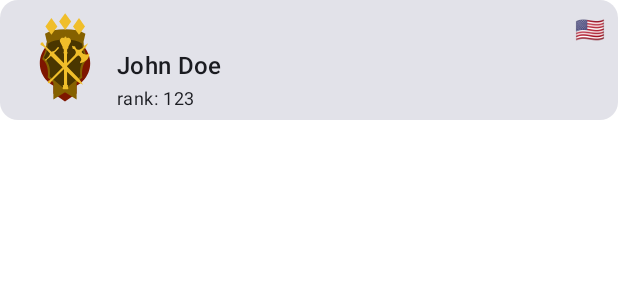
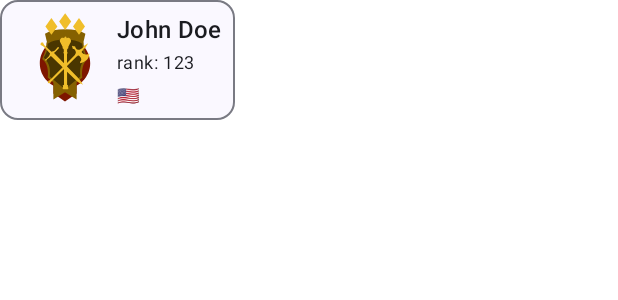
Before and after one commit to fexapk/aoe-lookup, an Android app built with Jetpack Compose: the @Preview function PlayerCardPreview, on a phone screen of 412 x 824 dp. Shown: the top 300 px of the screen. Run offline under Robolectric (Android 15) with nearby library versions, the phone set to English and light mode, and no system bars; our stand-ins replace accompanist.

Commit message:
All intended changes to for UI light theme have been made, including setting the status bar color

```diff
--- a/app/src/main/AndroidManifest.xml
+++ b/app/src/main/AndroidManifest.xml
@@ -17,7 +17,6 @@
         <activity
             android:name=".MainActivity"
             android:exported="true"
-            android:label="@string/app_name"
             android:theme="@style/Theme.AoeLookUp">
             <intent-filter>
                 <action android:name="android.intent.action.MAIN" />
--- a/app/src/main/java/com/fexapk/aoelookup/screens/PlayerComposables.kt
+++ b/app/src/main/java/com/fexapk/aoelookup/screens/PlayerComposables.kt
@@ -12,16 +12,18 @@ import androidx.compose.foundation.layout.padding
 import androidx.compose.foundation.layout.size
 import androidx.compose.foundation.lazy.LazyColumn
 import androidx.compose.foundation.lazy.items
-import androidx.compose.material3.Card
 import androidx.compose.material3.MaterialTheme
+import androidx.compose.material3.OutlinedCard
 import androidx.compose.material3.Text
 import androidx.compose.runtime.Composable
 import androidx.compose.ui.Alignment
 import androidx.compose.ui.Modifier
+import androidx.compose.ui.res.dimensionResource
 import androidx.compose.ui.res.painterResource
 import androidx.compose.ui.res.stringResource
 import androidx.compose.ui.tooling.preview.Preview
 import androidx.compose.ui.unit.dp
+import androidx.compose.ui.unit.sp
 import com.fexapk.aoelookup.R
 import com.fexapk.aoelookup.data.RankDrawable
 import com.fexapk.aoelookup.model.Leaderboards
@@ -35,17 +37,16 @@ fun PlayerCard(
     modifier: Modifier = Modifier
 ) {
 
-    val unranked = "unranked"
-    val rankLevel: String = player.leaderboards.rmSolo?.rankLevel ?: unranked
+    val rankLevel: String = player.leaderboards.rmSolo?.rankLevel ?: "unranked"
 
-    Card(
+    OutlinedCard(
         modifier = Modifier.height(80.dp)
     ) {
         Row(
             verticalAlignment = Alignment.CenterVertically,
             modifier = modifier
         ) {
-            if (rankLevel == unranked) {
+            if (rankLevel == "unranked") {
                 Image(
                     painter = painterResource(id = R.drawable.no_rank),
                     contentDescription = null,
@@ -79,25 +80,22 @@ fun PlayerInformation(
     val rank = player.leaderboards.rmSolo?.rank ?: 0
 
     Column(
-        verticalArrangement = Arrangement.Top,
+        verticalArrangement = Arrangement.Center,
         modifier = modifier
     ) {
-        Row(
-            horizontalArrangement = Arrangement.End,
-            modifier = Modifier.fillMaxWidth()
-        ) {
-            Text(
-                text = isoCountryCodeToEmojiFlag(player.country)
-            )
-        }
         Text(
             text = player.name,
             style = MaterialTheme.typography.titleMedium
         )
-        Spacer(modifier = Modifier.height(2.dp))
+        Spacer(modifier = Modifier.height(dimensionResource(id = R.dimen.small_spacer_height)))
         Text(
             text = stringResource(id = R.string.player_rank, rank),
             style = MaterialTheme.typography.bodySmall
+        )
+        Spacer(modifier = Modifier.height(dimensionResource(id = R.dimen.small_spacer_height)))
+        Text(
+            text = isoCountryCodeToEmojiFlag(player.country),
+            fontSize = 12.sp
         )
     }
 }
@@ -108,7 +106,8 @@ fun PlayerList(players: List<Player>?, modifier: Modifier = Modifier) {
         NoPlayersFoundBox(Modifier.fillMaxSize())
     } else {
         LazyColumn(
-            verticalArrangement = Arrangement.spacedBy(4.dp),
+            verticalArrangement = Arrangement
+                .spacedBy(dimensionResource(id = R.dimen.player_list_spacing)),
             modifier = modifier
         ) {
             items(players) { player ->
@@ -116,7 +115,7 @@ fun PlayerList(players: List<Player>?, modifier: Modifier = Modifier) {
                     player = player,
                     modifier = Modifier
                         .fillMaxWidth()
-                        .padding(8.dp)
+                        .padding(dimensionResource(id = R.dimen.medium_card_padding))
                 )
             }
         }
--- a/app/src/main/java/com/fexapk/aoelookup/ui/theme/Theme.kt
+++ b/app/src/main/java/com/fexapk/aoelookup/ui/theme/Theme.kt
@@ -1,6 +1,5 @@
 package com.fexapk.aoelookup.ui.theme
 
-import android.app.Activity
 import android.os.Build
 import androidx.compose.foundation.isSystemInDarkTheme
 import androidx.compose.material3.MaterialTheme
@@ -9,16 +8,21 @@ import androidx.compose.material3.dynamicDarkColorScheme
 import androidx.compose.material3.dynamicLightColorScheme
 import androidx.compose.material3.lightColorScheme
 import androidx.compose.runtime.Composable
-import androidx.compose.runtime.SideEffect
-import androidx.compose.ui.graphics.toArgb
+import androidx.compose.ui.graphics.Color
 import androidx.compose.ui.platform.LocalContext
-import androidx.compose.ui.platform.LocalView
-import androidx.core.view.WindowCompat
+import com.google.accompanist.systemuicontroller.rememberSystemUiController
 
 private val DarkColorScheme = darkColorScheme(
-    primary = Gray42,
-    secondary = Gray33,
-    tertiary = Gray21
+    primary = lightPrimary,
+    secondary = lightSecondary,
+    tertiary = lightTertiary,
+    error = lightError,
+    onPrimary = lightOnPrimary,
+    onSecondary = lightOnSecondary,
+    onTertiary = lightOnTertiary,
+    surface = lightSurface,
+    onSurface = lightOnSurface,
+    surfaceVariant = lightSurfaceVariant
 )
 
 private val LightColorScheme = lightColorScheme(
@@ -53,13 +57,13 @@ fun AoeLookUpTheme(
         darkTheme -> DarkColorScheme
         else -> LightColorScheme
     }
-    val view = LocalView.current
-    if (!view.isInEditMode) {
-        SideEffect {
-            val window = (view.context as Activity).window
-            window.statusBarColor = colorScheme.primary.toArgb()
-            WindowCompat.getInsetsController(window, view).isAppearanceLightStatusBars = darkTheme
-        }
+
+    // Meine
+    val systemUiController = rememberSystemUiController()
+    if (darkTheme) {
+       systemUiController.setStatusBarColor(Color.Black)
+    } else {
+        systemUiController.setStatusBarColor(lightSurface)
     }
 
     MaterialTheme(
--- a/app/src/main/res/values/colors.xml
+++ b/app/src/main/res/values/colors.xml
@@ -8,4 +8,5 @@
     <color name="teal_700">#FF018786</color>
     <color name="black">#FF000000</color>
     <color name="white">#FFFFFFFF</color>
+    <color name="status_bar_color">#FFADB5BD</color>
 </resources>
--- /dev/null
+++ b/app/src/main/res/values/dimens.xml
@@ -0,0 +1,6 @@
+<?xml version="1.0" encoding="utf-8"?>
+<resources>
+    <dimen name="small_spacer_height">2dp</dimen>
+    <dimen name="medium_card_padding">8dp</dimen>
+    <dimen name="player_list_spacing">4dp</dimen>
+</resources>
--- a/app/src/main/res/values/strings.xml
+++ b/app/src/main/res/values/strings.xml
@@ -1,5 +1,5 @@
 <resources>
-    <string name="app_name">Aoe Look up</string>
+    <string name="app_name">Aoe Lookup</string>
     <string name="no_players_found">No Players Found</string>
     <string name="player_rank">rank: %s</string>
 </resources>
--- a/app/src/main/res/values/themes.xml
+++ b/app/src/main/res/values/themes.xml
@@ -1,4 +1,6 @@
 <?xml version="1.0" encoding="utf-8"?>
 <resources>
-    <style name="Theme.AoeLookUp" parent="android:Theme.Material.Light.NoActionBar" />
+    <style name="Theme.AoeLookUp" parent="android:Theme.Material.Light.NoActionBar">
+        <item name="android:statusBarColor">@color/status_bar_color</item>
+    </style>
 </resources>
```
Also changed, not shown: app/build.gradle.kts (+7 -0 lines), app/src/main/java/com/fexapk/aoelookup/screens/SearchScreen.kt (+5 -4 lines), app/src/main/java/com/fexapk/aoelookup/ui/theme/Color.kt (+10 -3 lines).
